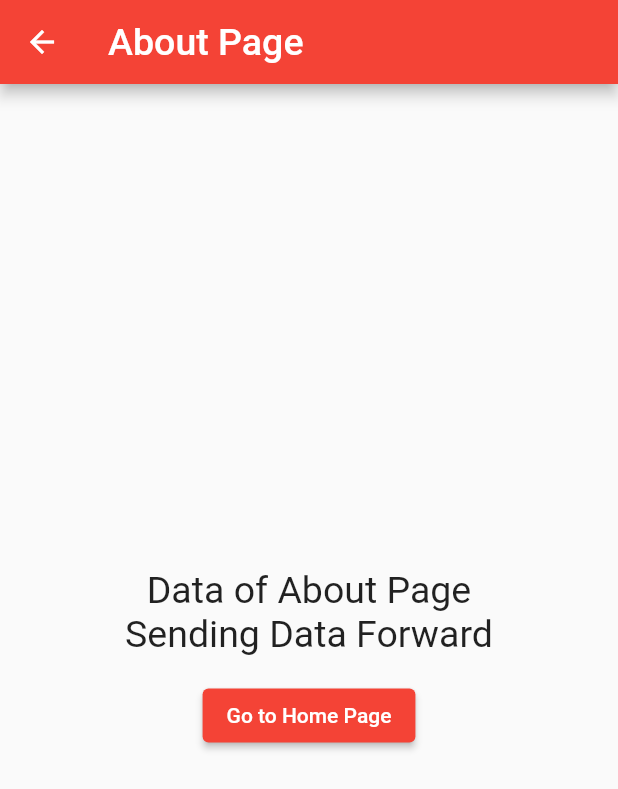
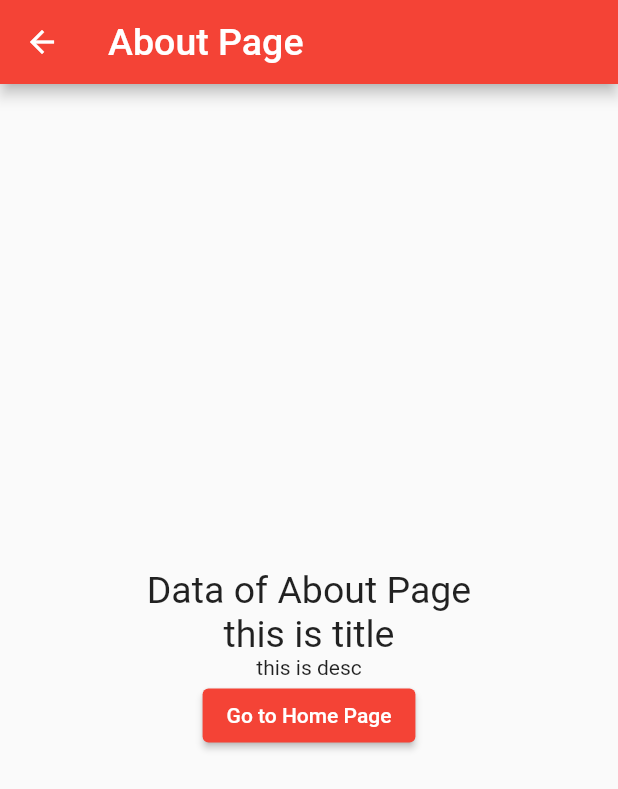
Before and after one commit to 4643880/Tech-Flutter, a Flutter app: the screen it shows after launch, after a tap on "Go to About Page", on a phone screen of 412 x 824 dp. Shown: the top 789 px of the screen. Run offline on Flutter 3.47's test engine with Material 2 defaults, Android fonts, the phone set to English and light mode, and no system bars.

Commit message:
Sending Data Forward & Receiving Data Back with PushNamed

```diff
--- a/lib/main.dart
+++ b/lib/main.dart
@@ -62,23 +62,16 @@ class MyApp extends StatelessWidget {
         primarySwatch: Colors.blue,
       ),
       home: HomePage(),
-      // onGenerateRoute: (settings) {
-
-      //   Map<String, Widget> pages = {
-      //     "home/": const HomePage(),
-      //     "about/": const AboutPage(),
-      //   };
-
-      //   return MaterialPageRoute(
-      //     builder: (context) => pages[settings.name]!
-      //   );
-
-      // },
-
-      // routes: {
-      //   "about/": (context) => const AboutPage(),
-      //   "home/": (context) => HomePage(),
-      // },
+      onGenerateRoute: (settings) {
+        final args = settings.arguments;
+        if (settings.name == "about/") {
+          if (args is Map<String, String>) {
+            return MaterialPageRoute(
+              builder: (context) => AboutPage(map: args),
+            );
+          }
+        }
+      },
     );
   }
 }
@@ -108,29 +101,14 @@ class _HomePageState extends State<HomePage> {
             ),
             ElevatedButton(
                 onPressed: () {
-                  // Easy Example 1
-                  // Sending Data Forward & Receving Data back with push
-                  Navigator.push<String>(
-                    context,
-                    MaterialPageRoute(
-                      builder: (context) =>
-                          const AboutPage(title: "Sending Data Forward"),
-                    ),
-                  ).then((value) {
+                  Navigator.pushNamed(context, "about/", arguments: {
+                    "title": "this is title",
+                    "desc": "this is desc",
+                  }).then((value) {
                     setState(() {
-                      gettingBack = value;
+                      gettingBack = value as String;
                     });
                   });
-
-                  // Navigator.pushNamed(context, "about/", arguments: {
-                  //   "title": "how are you!",
-                  //   "desc": "I am fine "
-                  // }).then((value) {
-                  //   value?.log();
-                  //   setState(() {
-                  //     gettingBack = value as String?;
-                  //   });
-                  // });
                 },
                 child: const Text("Go to About Page",
                     style: TextStyle(fontSize: 25))),
@@ -142,9 +120,9 @@ class _HomePageState extends State<HomePage> {
 }
 
 class AboutPage extends StatelessWidget {
-  final String? title;
-  final String? desc;
-  const AboutPage({Key? key, this.title, this.desc}) : super(key: key);
+  final Map map;
+
+  const AboutPage({Key? key, required this.map}) : super(key: key);
 
   @override
   Widget build(BuildContext context) {
@@ -158,8 +136,8 @@ class AboutPage extends StatelessWidget {
           mainAxisAlignment: MainAxisAlignment.center,
           children: [
             const Text("Data of About Page", style: TextStyle(fontSize: 25)),
-            Text(title ?? "", style: const TextStyle(fontSize: 25)),
-            Text(desc ?? ""),
+            Text(map["title"].toString(), style: const TextStyle(fontSize: 25)),
+            Text(map["desc"].toString()),
             ElevatedButton(
                 style: ButtonStyle(
                   backgroundColor: MaterialStateProperty.all(Colors.red),
```
